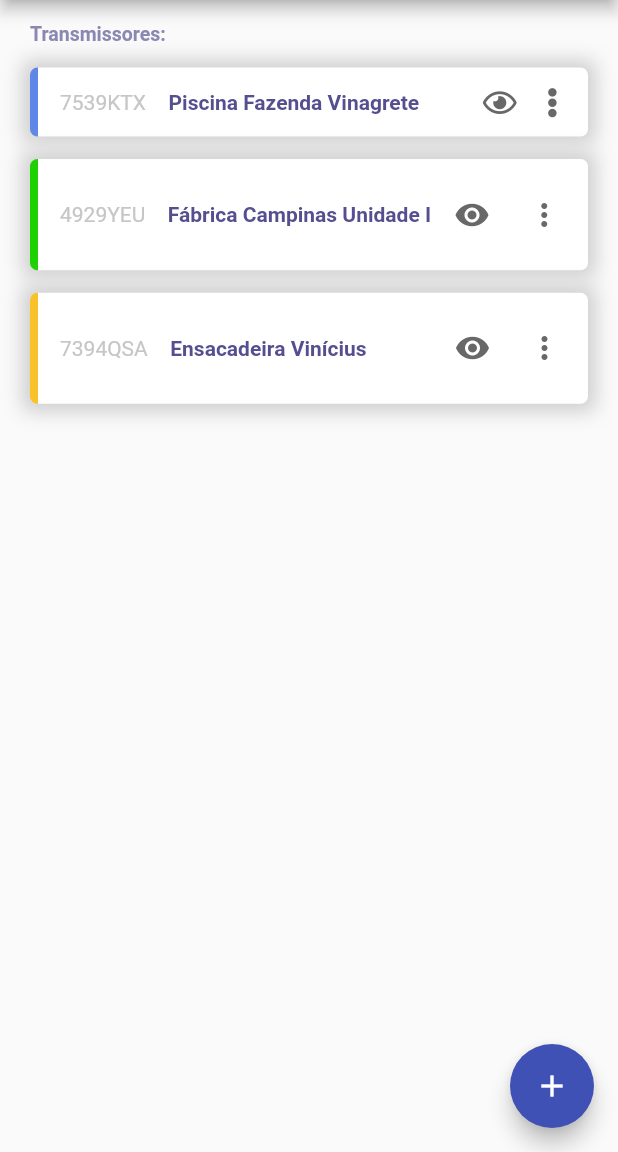
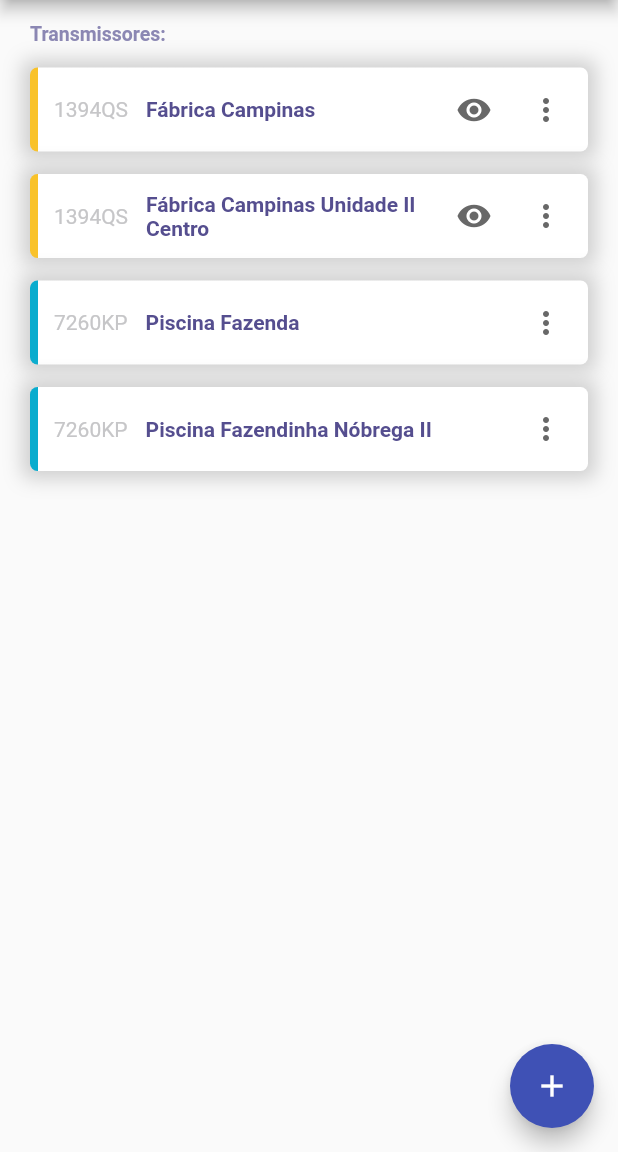
Before and after one commit to marocama/vwwifi_app, a Flutter app: the screen it shows after launch, on a phone screen of 412 x 824 dp, the part 84-1236 px from its top. Run offline on Flutter 3.47's test engine with Material 2 defaults, Android fonts, the phone set to English and light mode, and no system bars; our stand-ins replace font_awesome_flutter.

Commit message:
Definição dos modelos de apresentação dos transmissores

```diff
--- a/lib/screens/listTransmitters.dart
+++ b/lib/screens/listTransmitters.dart
@@ -38,184 +38,7 @@ class _HomeState extends State<Home> {
 
             Container(
               margin: EdgeInsets.fromLTRB(20, 0, 20, 15),
-              padding: EdgeInsets.fromLTRB(5, 13, 5, 13),
-              child: Row(
-                mainAxisAlignment: MainAxisAlignment.spaceEvenly,
-                children: <Widget>[
-                  Padding(
-                    padding: EdgeInsets.symmetric(horizontal: 15.0),
-                    child: Text(
-                      '7539KTX',
-                      style: TextStyle(color: CustomColors.TextGrey),
-                    ),
-                  ),
-                  Expanded(
-                    child: Text(
-                      'Piscina Fazenda Vinagrete',
-                      style: TextStyle(
-                        color: CustomColors.TextHeader,
-                        fontWeight: FontWeight.w600,
-                      ),
-                    ),
-                  ),
-                  Padding(
-                    padding: EdgeInsets.symmetric(horizontal: 5.0),
-                    child: FaIcon(
-                      FontAwesomeIcons.eye,
-                      color: CustomColors.TextHeaderGrey,
-                      size: 20,
-                      ),
-                  ),
-                  Padding(
-                    padding: EdgeInsets.symmetric(horizontal: 15.0),
-                    child: FaIcon(
-                      FontAwesomeIcons.ellipsisV,
-                      color: CustomColors.TextHeaderGrey,
-                      size: 20,
-                      ),
-                  ),
-                ],
-              ),
               decoration: BoxDecoration(
-                gradient: LinearGradient(
-                  stops: [0.015, 0.015],
-                  colors: [CustomColors.BlueDark, Colors.white],
-                ),
-                borderRadius: BorderRadius.all(
-                  Radius.circular(5.0),
-                ),
-                boxShadow: [
-                  BoxShadow(
-                    color: CustomColors.GreyBorder,
-                    blurRadius: 10.0,
-                    spreadRadius: 5.0,
-                    offset: Offset(0.0, 0.0),
-                  ),
-                ],
-              ),
-            ),
-
-            Container(
-              margin: EdgeInsets.fromLTRB(20, 0, 20, 15),
-              padding: EdgeInsets.fromLTRB(5, 13, 5, 13),
-              child: Row(
-                mainAxisAlignment: MainAxisAlignment.spaceEvenly,
-                children: <Widget>[
-                  Padding(
-                    padding: EdgeInsets.symmetric(horizontal: 15.0),
-                    child: Text(
-                      '4929YEU',
-                      style: TextStyle(color: CustomColors.TextGrey),
-                    ),
-                  ),
-                  Expanded(
-                    child: Text(
-                      'Fábrica Campinas Unidade I',
-                      style: TextStyle(
-                        color: CustomColors.TextHeader,
-                        fontWeight: FontWeight.w600,
-                      ),
-                    ),
-                  ),
-                  Card(
-                    elevation: 0,
-                    margin: EdgeInsets.all(0.1),
-                    child: IconButton(
-                      icon: Icon(
-                        Icons.remove_red_eye,
-                        color: CustomColors.TextHeaderGrey,
-                        ),
-                      padding: EdgeInsets.all(0.1),
-                      tooltip: 'Visualizar',
-                      onPressed: () {},
-                    ),
-                  ),
-                  Card(
-                    elevation: 0,
-                    margin: EdgeInsets.all(0.1),
-                    child: IconButton(
-                      icon: Icon(
-                        Icons.more_vert,
-                        color: CustomColors.TextHeaderGrey,
-                        ),
-                      padding: EdgeInsets.all(0.1),
-                      tooltip: 'Opções',
-                      onPressed: () {},
-                    ),
-                  ),
-                ],
-              ),
-              decoration: BoxDecoration(
-                gradient: LinearGradient(
-                  stops: [0.015, 0.015],
-                  colors: [CustomColors.GreenIcon, Colors.white],
-                ),
-                borderRadius: BorderRadius.all(
-                  Radius.circular(5.0),
-                ),
-                boxShadow: [
-                  BoxShadow(
-                    color: CustomColors.GreyBorder,
-                    blurRadius: 10.0,
-                    spreadRadius: 5.0,
-                    offset: Offset(0.0, 0.0),
-                  ),
-                ],
-              ),
-            ),
-
-            Container(
-              margin: EdgeInsets.fromLTRB(20, 0, 20, 15),
-              padding: EdgeInsets.fromLTRB(5, 13, 5, 13),
-              child: Row(
-                mainAxisAlignment: MainAxisAlignment.spaceEvenly,
-                children: <Widget>[
-                  Padding(
-                    padding: EdgeInsets.symmetric(horizontal: 15.0),
-                    child: Text(
-                      '7394QSA',
-                      style: TextStyle(color: CustomColors.TextGrey),
-                    ),
-                  ),
-                  Expanded(
-                    child: Text(
-                      'Ensacadeira Vinícius',
-                      style: TextStyle(
-                        color: CustomColors.TextHeader,
-                        fontWeight: FontWeight.w600,
-                      ),
-                    ),
-                  ),
-                  Card(
-                    elevation: 0,
-                    margin: EdgeInsets.all(0.0),
-                    child: IconButton(
-                      icon: Icon(
-                        Icons.remove_red_eye,
-                        color: CustomColors.TextHeaderGrey,
-                        ),
-                      tooltip: 'Visualizar',
-                      onPressed: () {},
-                    ),
-                  ),
-                  Card(
-                    elevation: 0,
-                    margin: EdgeInsets.all(0.0),
-                    child: IconButton(
-                      icon: Icon(
-                        Icons.more_vert,
-                        color: CustomColors.TextHeaderGrey,
-                        ),
-                      tooltip: 'Opções',
-                      onPressed: () {},
-                    ),
-                  ),
-                ],
-              ),
-              decoration: BoxDecoration(
-                borderRadius: BorderRadius.all(
-                  Radius.circular(5.0),
-                ),
                 gradient: LinearGradient(
                   stops: [0.015, 0.015],
                   colors: [CustomColors.YellowIcon, Colors.white],
@@ -225,9 +48,209 @@ class _HomeState extends State<Home> {
                     color: CustomColors.GreyBorder,
                     blurRadius: 10.0,
                     spreadRadius: 5.0,
-                    offset: Offset(0.0, 0.0),
                   ),
                 ],
+                borderRadius: BorderRadius.all(Radius.circular(5.0)),
+              ),
+              child: Card(
+                elevation: 0,
+                color: Colors.transparent,
+                child: Row(
+                  children: <Widget>[
+                    Padding(
+                      padding: EdgeInsets.symmetric(horizontal: 12.0),
+                      child: Text(
+                        '1394QS',
+                        style: TextStyle(color: CustomColors.TextGrey),
+                      ),
+                    ),
+                    Expanded(
+                      child: Text(
+                        'Fábrica Campinas',
+                        style: TextStyle(
+                          color: CustomColors.TextHeader,
+                          fontWeight: FontWeight.w600,
+                        ),
+                      ),
+                    ),
+                    IconButton(
+                      icon: Icon(
+                        Icons.remove_red_eye,
+                        color: CustomColors.TextHeaderGrey,
+                      ),
+                      tooltip: 'Visualizar',
+                      onPressed: () {},
+                      color: Colors.blue,
+                    ),
+                    IconButton(
+                      icon: Icon(
+                        Icons.more_vert,
+                        color: CustomColors.TextHeaderGrey,
+                      ),
+                      tooltip: 'Opções',
+                      onPressed: () {},
+                    ),
+                  ],
+                ),
+              ),
+            ),
+
+            Container(
+              margin: EdgeInsets.fromLTRB(20, 0, 20, 15),
+              decoration: BoxDecoration(
+                gradient: LinearGradient(
+                  stops: [0.015, 0.015],
+                  colors: [CustomColors.YellowIcon, Colors.white],
+                ),
+                boxShadow: [
+                  BoxShadow(
+                    color: CustomColors.GreyBorder,
+                    blurRadius: 10.0,
+                    spreadRadius: 5.0,
+                  ),
+                ],
+                borderRadius: BorderRadius.all(Radius.circular(5.0)),
+              ),
+              child: Card(
+                elevation: 0,
+                color: Colors.transparent,
+                child: Row(
+                  children: <Widget>[
+                    Padding(
+                      padding: EdgeInsets.symmetric(horizontal: 12.0),
+                      child: Text(
+                        '1394QS',
+                        style: TextStyle(color: CustomColors.TextGrey),
+                      ),
+                    ),
+                    Expanded(
+                      child: Text(
+                        'Fábrica Campinas Unidade II Centro',
+                        style: TextStyle(
+                          color: CustomColors.TextHeader,
+                          fontWeight: FontWeight.w600,
+                        ),
+                      ),
+                    ),
+                    IconButton(
+                      icon: Icon(
+                        Icons.remove_red_eye,
+                        color: CustomColors.TextHeaderGrey,
+                      ),
+                      tooltip: 'Visualizar',
+                      onPressed: () {},
+                      color: Colors.blue,
+                    ),
+                    IconButton(
+                      icon: Icon(
+                        Icons.more_vert,
+                        color: CustomColors.TextHeaderGrey,
+                      ),
+                      tooltip: 'Opções',
+                      onPressed: () {},
+                    ),
+                  ],
+                ),
+              ),
+            ),
+
+            Container(
+              margin: EdgeInsets.fromLTRB(20, 0, 20, 15),
+              decoration: BoxDecoration(
+                gradient: LinearGradient(
+                  stops: [0.015, 0.015],
+                  colors: [CustomColors.BlueIcon, Colors.white],
+                ),
+                boxShadow: [
+                  BoxShadow(
+                    color: CustomColors.GreyBorder,
+                    blurRadius: 10.0,
+                    spreadRadius: 5.0,
+                  ),
+                ],
+                borderRadius: BorderRadius.all(Radius.circular(5.0)),
+              ),
+              child: Card(
+                elevation: 0,
+                color: Colors.transparent,
+                child: Row(
+                  children: <Widget>[
+                    Padding(
+                      padding: EdgeInsets.symmetric(horizontal: 12.0),
+                      child: Text(
+                        '7260KP',
+                        style: TextStyle(color: CustomColors.TextGrey),
+                      ),
+                    ),
+                    Expanded(
+                      child: Text(
+                        'Piscina Fazenda',
+                        style: TextStyle(
+                          color: CustomColors.TextHeader,
+                          fontWeight: FontWeight.w600,
+                        ),
+                      ),
+                    ),
+                    IconButton(
+                      icon: Icon(
+                        Icons.more_vert,
+                        color: CustomColors.TextHeaderGrey,
+                      ),
+                      tooltip: 'Opções',
+                      onPressed: () {},
+                    ),
+                  ],
+                ),
+              ),
+            ),
+
+            Container(
+              margin: EdgeInsets.fromLTRB(20, 0, 20, 15),
+              decoration: BoxDecoration(
+                gradient: LinearGradient(
+                  stops: [0.015, 0.015],
+                  colors: [CustomColors.BlueIcon, Colors.white],
+                ),
+                boxShadow: [
+                  BoxShadow(
+                    color: CustomColors.GreyBorder,
+                    blurRadius: 10.0,
+                    spreadRadius: 5.0,
+                  ),
+                ],
+                borderRadius: BorderRadius.all(Radius.circular(5.0)),
+              ),
+              child: Card(
+                elevation: 0,
+                color: Colors.transparent,
+                child: Row(
+                  children: <Widget>[
+                    Padding(
+                      padding: EdgeInsets.symmetric(horizontal: 12.0),
+                      child: Text(
+                        '7260KP',
+                        style: TextStyle(color: CustomColors.TextGrey),
+                      ),
+                    ),
+                    Expanded(
+                      child: Text(
+                        'Piscina Fazendinha Nóbrega II ',
+                        style: TextStyle(
+                          color: CustomColors.TextHeader,
+                          fontWeight: FontWeight.w600,
+                        ),
+                      ),
+                    ),
+                    IconButton(
+                      icon: Icon(
+                        Icons.more_vert,
+                        color: CustomColors.TextHeaderGrey,
+                      ),
+                      tooltip: 'Opções',
+                      onPressed: () {},
+                    ),
+                  ],
+                ),
               ),
             ),
 
```
Also changed, not shown: pubspec.lock.
